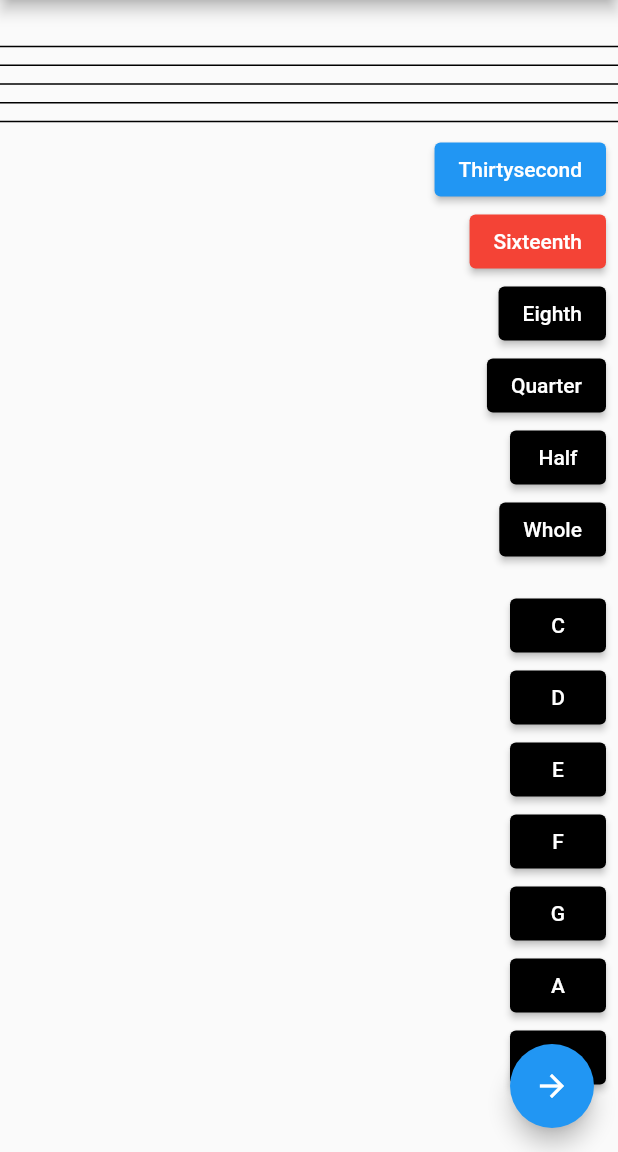
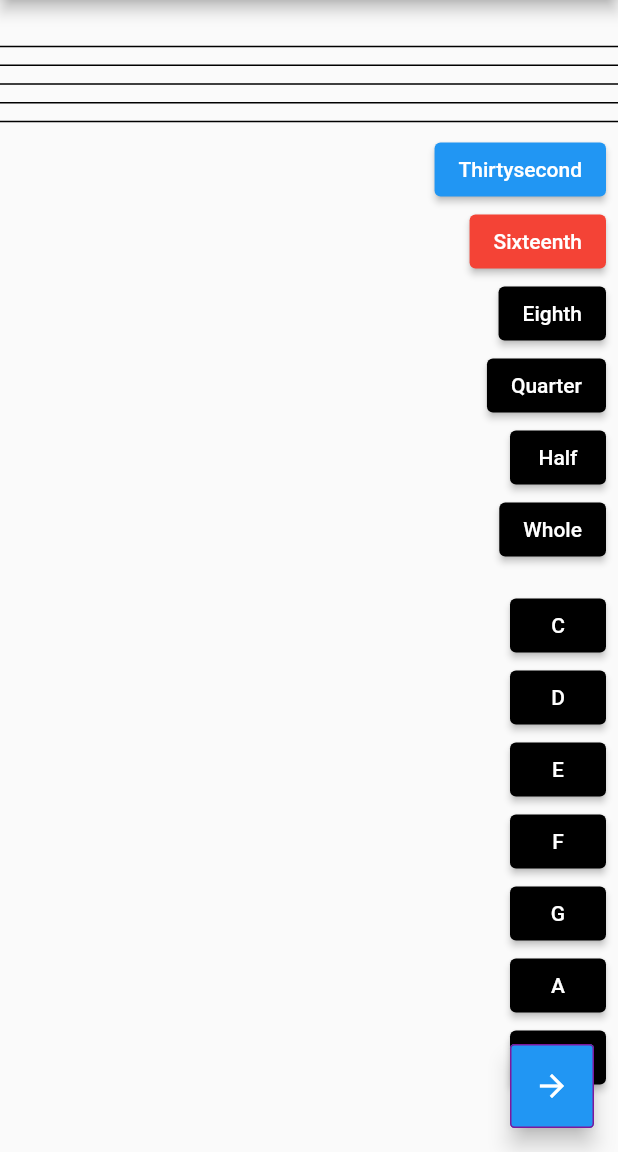
Before and after one commit to bretjackson/MusicNotato, a Flutter app: the screen it shows after launch, on a phone screen of 412 x 824 dp, the part 84-1236 px from its top. Run offline on Flutter 3.47's test engine with Material 2 defaults, Android fonts, the phone set to English and light mode, and no system bars; our stand-ins replace audioplayers.

Commit message:
just changed styling next page button

```diff
--- a/lib/main.dart
+++ b/lib/main.dart
@@ -51,7 +51,8 @@ class _MyHomePageState extends State<MyHomePage> {
   double duration = 0;
   int octave = 4;
   int dotted = 0;
-    int accidental = 0; // not implemented yet (when it is implemented, will also have to implement keys)
+  int accidental =
+      0; // not implemented yet (when it is implemented, will also have to implement keys)
 
   String currentClef = 'treble';
 
@@ -109,7 +110,7 @@ class _MyHomePageState extends State<MyHomePage> {
                   //   },
                   // ),
                   backgroundColor: MaterialStateProperty.resolveWith((states) {
-                    if(states.contains(MaterialState.selected)) {
+                    if (states.contains(MaterialState.selected)) {
                       return Colors.green;
                     }
                     return Colors.blue;
@@ -128,7 +129,7 @@ class _MyHomePageState extends State<MyHomePage> {
                   duration = 16;
                   // print(duration);
                   setState(() {
-                    if(duration == 16) {
+                    if (duration == 16) {
                       ElevatedButton.styleFrom(
                         backgroundColor: Colors.green,
                       );
@@ -137,7 +138,6 @@ class _MyHomePageState extends State<MyHomePage> {
                       backgroundColor: Colors.red,
                     );
                   });
-
                 },
                 style: ElevatedButton.styleFrom(
                   // backgroundColor: MaterialStateProperty.all(Colors.green)),
@@ -293,6 +293,9 @@ class _MyHomePageState extends State<MyHomePage> {
         ),
       ),
       floatingActionButton: FloatingActionButton(
+        shape: RoundedRectangleBorder(
+            borderRadius: BorderRadius.circular(3),
+            side: BorderSide(color: Color.fromARGB(255, 124, 24, 157))),
         onPressed: () {
           Navigator.push(
             context,
```
Lines whose indentation alone changed are shown as unchanged.
